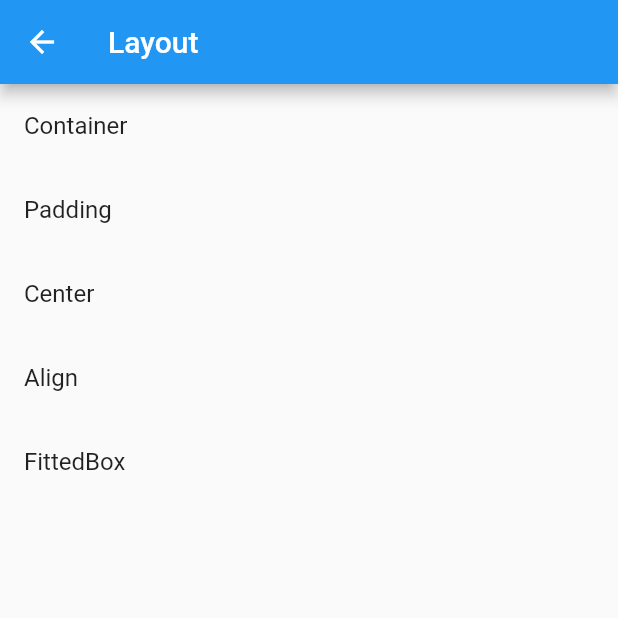
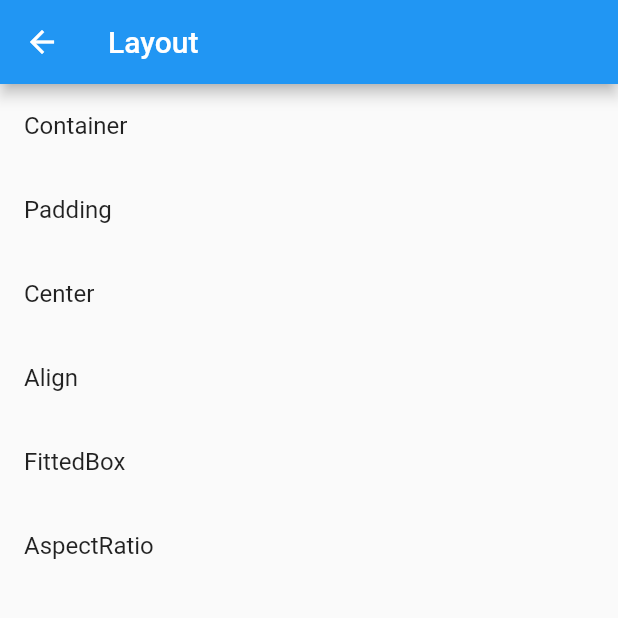
Before and after one commit to bakhtiararifinid/flutter-widgets, a Flutter app: the screen it shows after launch, after a tap on "Layout", on a phone screen of 412 x 824 dp, the top half of it. Run offline on Flutter 3.47's test engine with Material 2 defaults, Android fonts, the phone set to English and light mode, and no system bars.

Commit message:
aspect ratio

```diff
--- a/lib/src/App.dart
+++ b/lib/src/App.dart
@@ -1,6 +1,7 @@
 import 'package:flutter/material.dart';
 import 'package:flutter_widgets/src/pages/align_page.dart';
 import 'package:flutter_widgets/src/pages/appbar_page.dart';
+import 'package:flutter_widgets/src/pages/aspect_ratio_page.dart';
 import 'package:flutter_widgets/src/pages/basic_page.dart';
 import 'package:flutter_widgets/src/pages/bottom_navigation_bar_page.dart';
 import 'package:flutter_widgets/src/pages/center_page.dart';
@@ -36,6 +37,7 @@ class App extends StatelessWidget {
         '/container': (context) => ContainerPage(),
         '/row': (context) => RowPage(),
         '/column': (context) => ColumnPage(),
+        '/aspect-ratio': (context) => AspectRatioPage(),
         '/image': (context) => ImagePage(),
         '/text': (context) => TextPage(),
         '/icon': (context) => IconPage(),
--- /dev/null
+++ b/lib/src/pages/aspect_ratio_page.dart
@@ -0,0 +1,34 @@
+import 'package:flutter/material.dart';
+
+class AspectRatioPage extends StatelessWidget {
+  @override
+  Widget build(BuildContext context) {
+    return Scaffold(
+      appBar: AppBar(
+        title: Text('AspectRatio'),
+      ),
+      body: ListView(
+        children: <Widget>[
+          AspectRatio(
+            aspectRatio: 1/1,
+            child: Container(
+              color: Colors.green,
+            ),
+          ),
+          AspectRatio(
+            aspectRatio: 2/1,
+            child: Container(
+              color: Colors.red,
+            ),
+          ),
+          AspectRatio(
+            aspectRatio: 4/1,
+            child: Container(
+              color: Colors.pink,
+            ),
+          ),
+        ],
+      ),
+    );
+  }
+}
--- a/lib/src/pages/layout_page.dart
+++ b/lib/src/pages/layout_page.dart
@@ -29,6 +29,10 @@ class LayoutPage extends StatelessWidget {
             title: Text('FittedBox'),
             onTap: () => Navigator.of(context).pushNamed('/fitted-box'),
           ),
+          ListTile(
+            title: Text('AspectRatio'),
+            onTap: () => Navigator.of(context).pushNamed('/aspect-ratio'),
+          ),
         ],
       ),
     );
```
